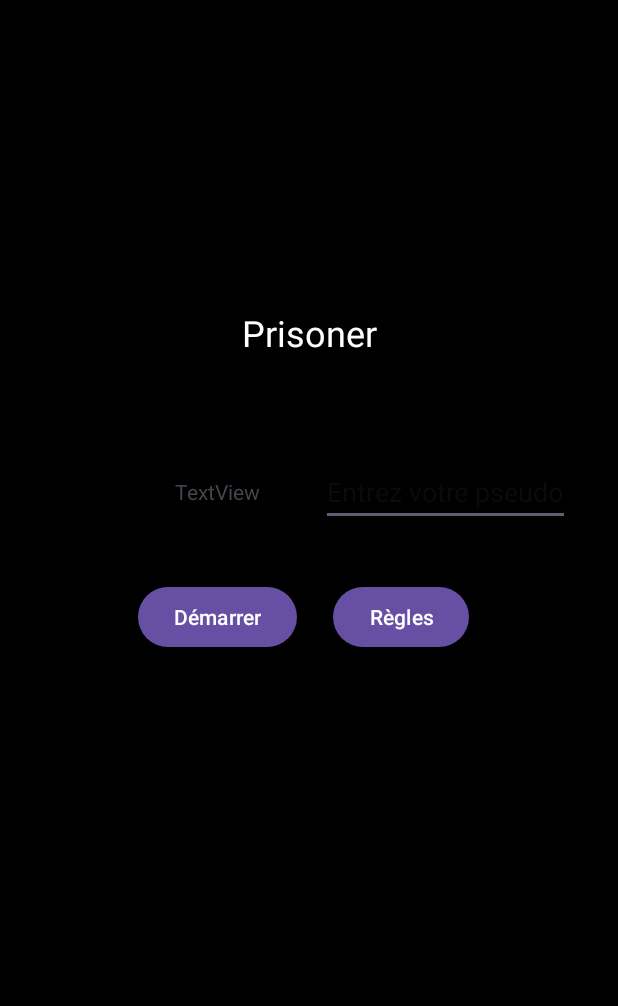
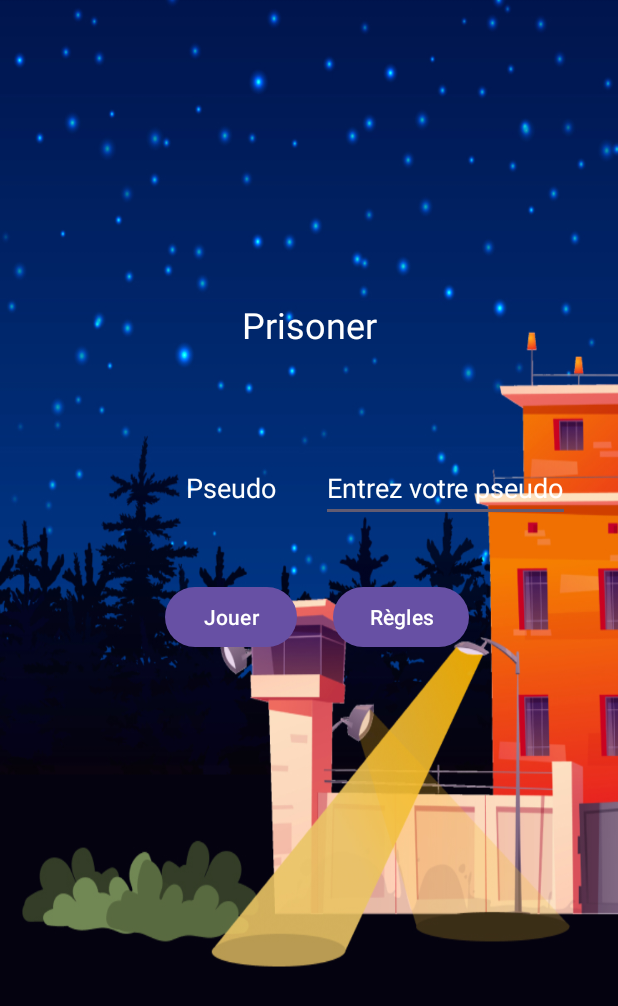
Before and after one commit to noura1133/prisoner, an Android app: the screen it shows after launch (MainActivity), on a phone screen of 412 x 824 dp. Shown: the top 1006 px of the screen. Run offline under Robolectric (Android 15) with nearby library versions, the phone set to English and light mode, and no system bars.

Commit message:
Ajout page d'accueil

```diff
--- a/app/src/main/res/layout/activity_main.xml
+++ b/app/src/main/res/layout/activity_main.xml
@@ -4,10 +4,9 @@
     xmlns:tools="http://schemas.android.com/tools"
     android:layout_width="match_parent"
     android:layout_height="match_parent"
-    android:background="@color/black"
+    android:background="@drawable/background_img"
     tools:context=".MainActivity">
 
-    <!-- Ajoute le titre de ton jeu -->
     <TextView
         android:id="@+id/textViewTitle"
         android:layout_width="wrap_content"
@@ -20,22 +19,13 @@
         app:layout_constraintEnd_toEndOf="parent"
         app:layout_constraintStart_toStartOf="parent" />
 
-    <!-- Champ de texte pour le pseudo -->
-
-    <!-- TextView pour l'étiquette "Pseudo" -->
-
-    <!-- Bouton pour démarrer le jeu -->
-
-    <!-- Bouton pour afficher les règles -->
-
-    <!-- Guide pour séparer les boutons -->
-
     <EditText
         android:id="@+id/editTextPseudo"
         android:layout_width="0dp"
         android:layout_height="wrap_content"
         android:layout_marginStart="8dp"
         android:hint="Entrez votre pseudo"
+        android:textColorHint="@color/white"
         android:inputType="text"
         app:layout_constraintBottom_toBottomOf="@+id/textView"
         app:layout_constraintStart_toStartOf="@+id/guideline"
@@ -46,7 +36,7 @@
         android:layout_width="wrap_content"
         android:layout_height="wrap_content"
         android:layout_marginEnd="8dp"
-        android:text="Démarrer"
+        android:text="Jouer"
         app:layout_constraintBottom_toBottomOf="@+id/buttonRules"
         app:layout_constraintEnd_toStartOf="@id/guideline"
         app:layout_constraintTop_toTopOf="@+id/buttonRules" />
@@ -77,7 +67,9 @@
         android:layout_height="wrap_content"
         android:layout_marginEnd="8dp"
         android:layout_marginBottom="50dp"
-        android:text="TextView"
+        android:text="Pseudo"
+        android:textSize="18sp"
+        android:textColor="@android:color/white"
         app:layout_constraintBottom_toTopOf="@+id/buttonStart"
         app:layout_constraintEnd_toStartOf="@+id/guideline"
         app:layout_constraintStart_toStartOf="@+id/buttonStart" />
```
Also changed, not shown: app/src/main/res/drawable/background_img.jpg (added).
